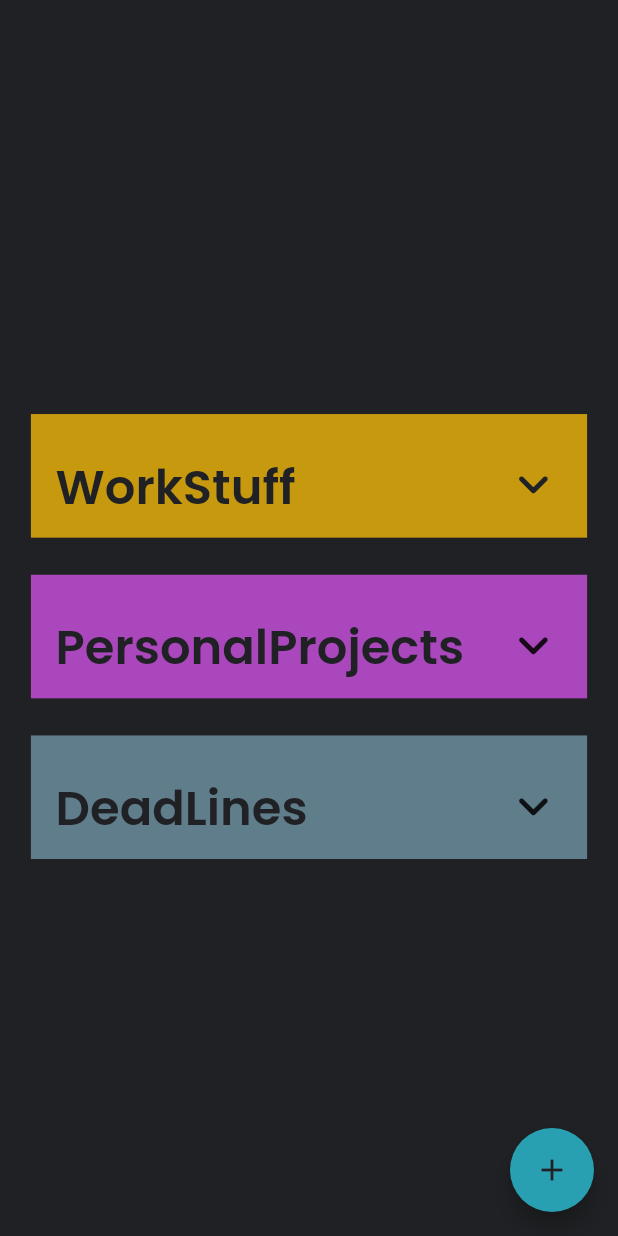
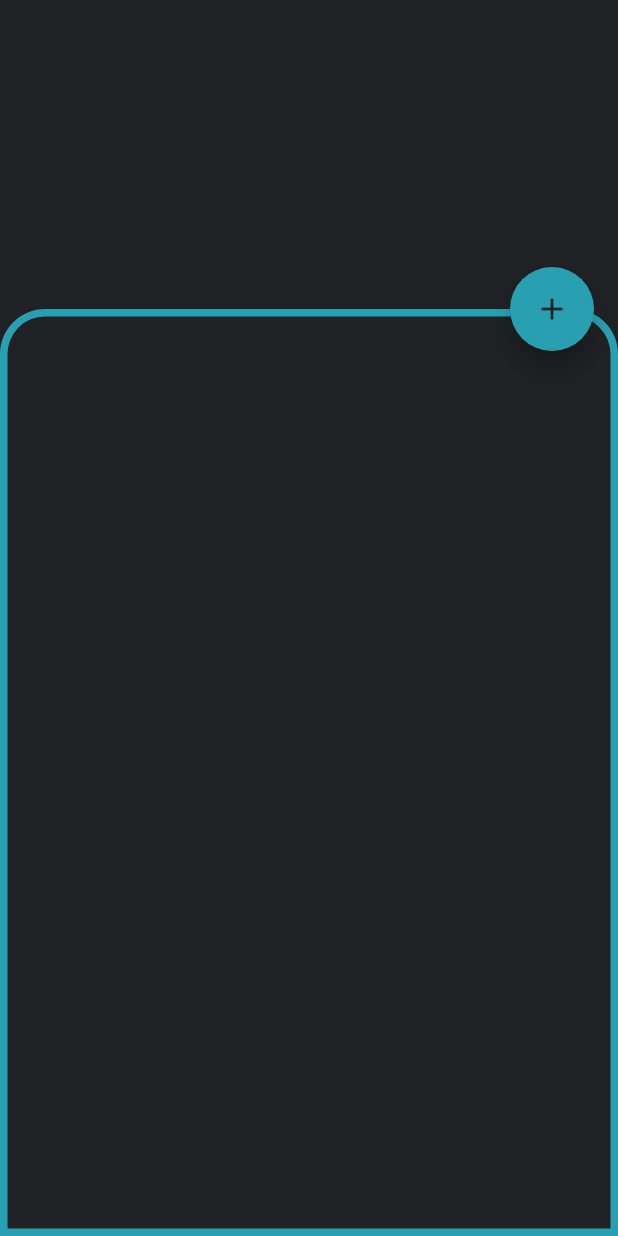
Before and after one commit to jatinkarthik-tripathy/totallyCool-Launcher, a Flutter app: the ToDo screen opened by its route, after a tap on the "add" icon, on a phone screen of 412 x 824 dp. Run offline on Flutter 3.47's test engine with Material 2 defaults, Android fonts, the phone set to English and light mode, and no system bars; missing offline and left inert: device_apps.

Commit message:
basic modal sheet styling done; need to add the entry methods

```diff
--- a/lib/main.dart
+++ b/lib/main.dart
@@ -20,7 +20,8 @@ class MyApp extends StatelessWidget {
         visualDensity: VisualDensity.adaptivePlatformDensity,
         fontFamily: "Poppins",
         backgroundColor: Color(0xFF202124),
-        primaryColor: Color(0xFF167D7F),
+        // primaryColor: Color(0xFF167D7F),
+        primaryColor: Colors.grey[400],
         accentColor: Color(0xFF29A0B1),
       ),
       home: MyHomePage(),
--- a/lib/screens/todo.dart
+++ b/lib/screens/todo.dart
@@ -1,4 +1,5 @@
 import 'package:flutter/material.dart';
+import 'package:launcher/widgets/bottomModalEntry.dart';
 
 class ToDo extends StatefulWidget {
   @override
@@ -259,13 +260,7 @@ class _ToDoState extends State<ToDo> {
           ),
         ),
       ),
-      floatingActionButton: FloatingActionButton(
-        onPressed: () {},
-        child: Icon(
-          Icons.add,
-          color: Theme.of(context).backgroundColor,
-        ),
-      ),
+      floatingActionButton: BottomModalEntry(),
     );
   }
 }
--- /dev/null
+++ b/lib/widgets/bottomModalEntry.dart
@@ -0,0 +1,30 @@
+import 'package:flutter/material.dart';
+
+class BottomModalEntry extends StatelessWidget {
+  @override
+  Widget build(BuildContext context) {
+    Size size = MediaQuery.of(context).size;
+    return FloatingActionButton(
+      onPressed: () {
+        showBottomSheet(
+          context: context,
+          backgroundColor: Theme.of(context).backgroundColor,
+          shape: RoundedRectangleBorder(
+            side: BorderSide(color: Theme.of(context).accentColor, width: 5),
+            borderRadius: BorderRadius.only(
+              topLeft: Radius.circular(30.0),
+              topRight: Radius.circular(30.0),
+            ),
+          ),
+          builder: (context) => Container(
+            height: size.height * 0.75,
+          ),
+        );
+      },
+      child: Icon(
+        Icons.add,
+        color: Theme.of(context).backgroundColor,
+      ),
+    );
+  }
+}
```
